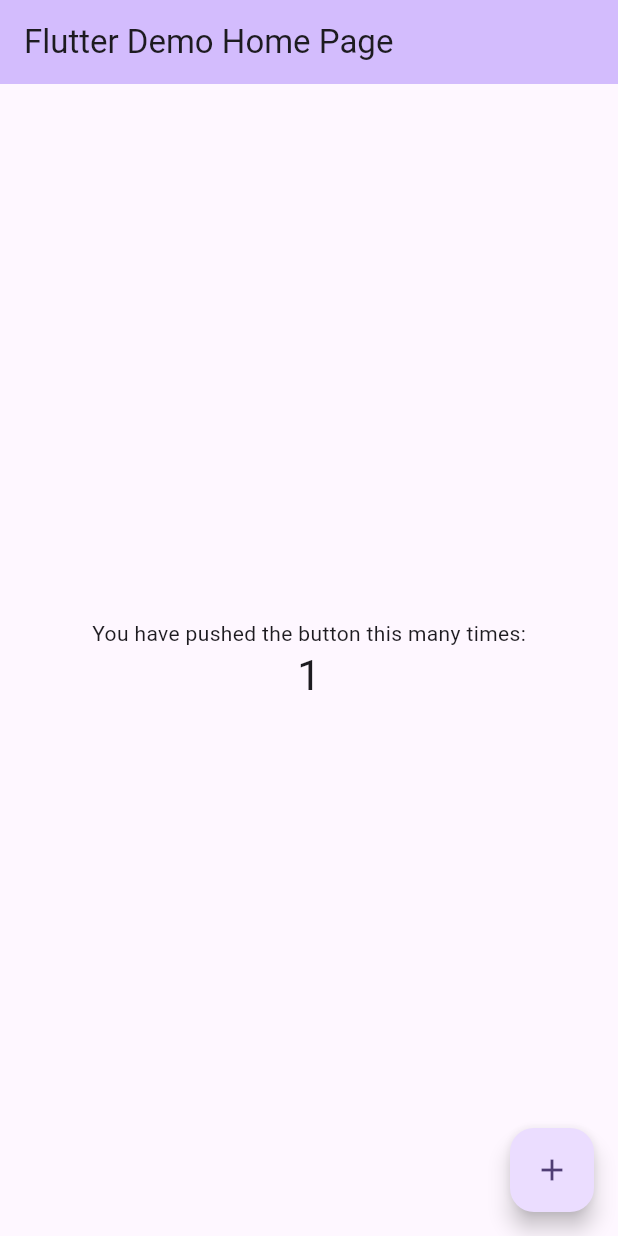
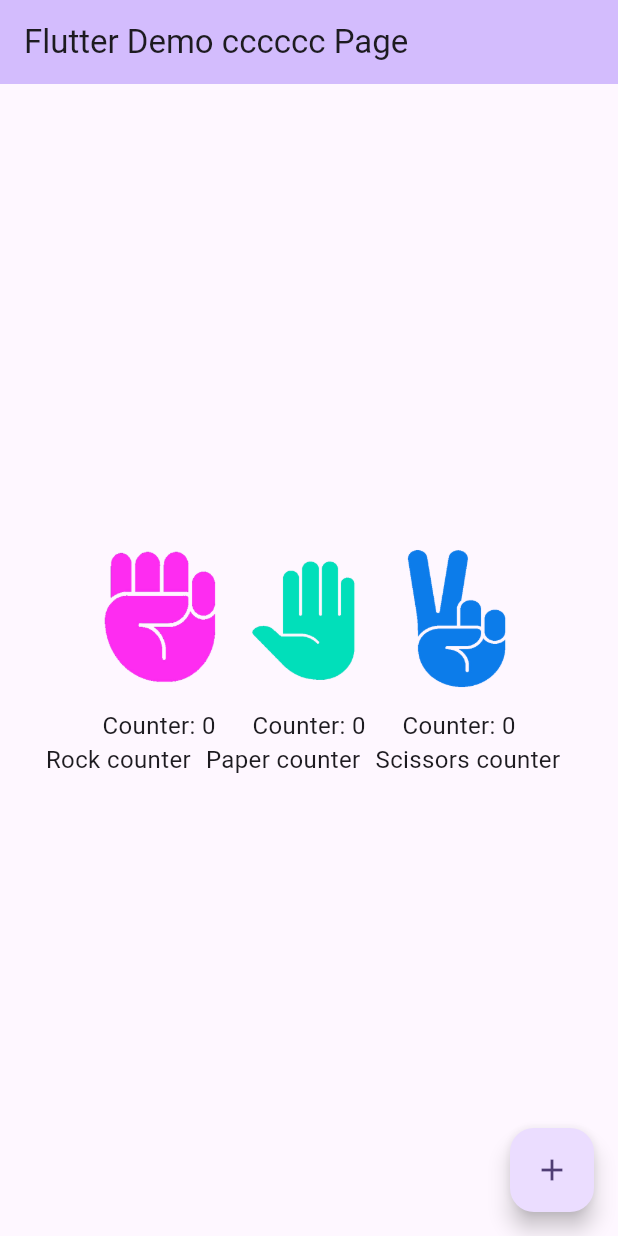
Before and after one commit to Itai24/ProjectAlpha, a Flutter app: the MyHomePage screen opened directly, after a tap on the "add" icon, on a phone screen of 412 x 824 dp. Run offline on Flutter 3.47's test engine with Material 3 defaults, Android fonts, the phone set to English and light mode, and no system bars.

Commit message:
Ani lu oe'ev et ze

```diff
--- a/project_alpha_rps/lib/main.dart
+++ b/project_alpha_rps/lib/main.dart
@@ -1,4 +1,5 @@
 import 'package:flutter/material.dart';
+import 'package:project_alpha_rps/ImageButton.dart';
 
 void main() {
   runApp(const MyApp());
@@ -31,7 +32,7 @@
         colorScheme: ColorScheme.fromSeed(seedColor: Colors.deepPurple),
         useMaterial3: true,
       ),
-      home: const MyHomePage(title: 'Flutter Demo Home Page'),
+      home: const MyHomePage(title: 'Flutter Demo cccccc Page'),
     );
   }
 }
@@ -55,16 +56,16 @@
 }
 
 class _MyHomePageState extends State<MyHomePage> {
-  int _counter = 0;
+  //int _counterRock = 0;
 
-  void _incrementCounter() {
+  void _plusRock() {
     setState(() {
       // This call to setState tells the Flutter framework that something has
       // changed in this State, which causes it to rerun the build method below
       // so that the display can reflect the updated values. If we changed
       // _counter without calling setState(), then the build method would not be
       // called again, and so nothing would appear to happen.
-      _counter++;
+      // _counterRock++;
     });
   }
 
@@ -90,33 +91,47 @@
         // Center is a layout widget. It takes a single child and positions it
         // in the middle of the parent.
         child: Column(
-          // Column is also a layout widget. It takes a list of children and
-          // arranges them vertically. By default, it sizes itself to fit its
-          // children horizontally, and tries to be as tall as its parent.
-          //
-          // Column has various properties to control how it sizes itself and
-          // how it positions its children. Here we use mainAxisAlignment to
-          // center the children vertically; the main axis here is the vertical
-          // axis because Columns are vertical (the cross axis would be
-          // horizontal).
-          //
-          // TRY THIS: Invoke "debug painting" (choose the "Toggle Debug Paint"
-          // action in the IDE, or press "p" in the console), to see the
-          // wireframe for each widget.
           mainAxisAlignment: MainAxisAlignment.center,
-          children: <Widget>[
-            const Text(
-              'You have pushed the button this many times:',
+          children: [
+            Row(
+              mainAxisAlignment: MainAxisAlignment.center,
+              children: <Widget>[
+                CounterImageButton(
+                  imagePath: 'assets/images/game-icons/1rock.png',
+                ),
+                CounterImageButton(
+                  imagePath: 'assets/images/game-icons/1paper.png',
+                ),
+                CounterImageButton(
+                  imagePath: 'assets/images/game-icons/1scissors.png',
+                )
+              ],
             ),
-            Text(
-              '$_counter',
-              style: Theme.of(context).textTheme.headlineMedium,
-            ),
+            const Row(
+              mainAxisAlignment: MainAxisAlignment.center,
+              children: <Widget>[
+                Text(
+                  'Rock counter',
+                  style: TextStyle(fontSize: 16),
+                ),
+                SizedBox(width: 10),
+                Text(
+                  'Paper counter',
+                  style: TextStyle(fontSize: 16),
+                ),
+                SizedBox(width: 10),
+                Text(
+                  'Scissors counter',
+                  style: TextStyle(fontSize: 16),
+                ),
+                SizedBox(width: 8)
+              ],
+            )
           ],
         ),
       ),
       floatingActionButton: FloatingActionButton(
-        onPressed: _incrementCounter,
+        onPressed: _plusRock,
         tooltip: 'Increment',
         child: const Icon(Icons.add),
       ), // This trailing comma makes auto-formatting nicer for build methods.
```
Also changed, not shown: project_alpha_rps/pubspec.yaml (+6 -7 lines).
